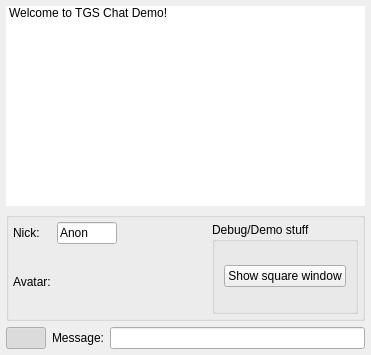
This is src/ui/main.ui in whirm/tgs-pc as Qt 5 draws it before an edit. The edited form follows.
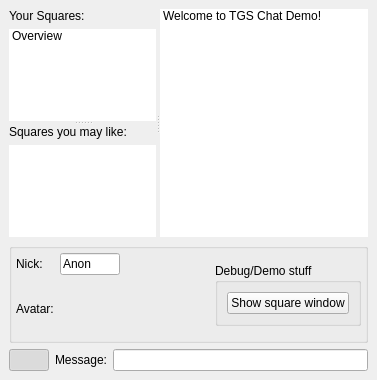
This is the edited form. Icons and pictures are not drawn.

Commit message: Implement basic square lists, now we are receiving subscribed and suggested lists from the network

The edit to the form file:
```diff
--- a/src/ui/main.ui
+++ b/src/ui/main.ui
@@ -6,20 +6,211 @@
    <rect>
     <x>0</x>
     <y>0</y>
-    <width>371</width>
-    <height>355</height>
+    <width>377</width>
+    <height>380</height>
    </rect>
   </property>
   <property name="windowTitle">
    <string>TheGlobalSquare</string>
   </property>
   <widget class="QWidget" name="centralwidget">
+   <layout class="QVBoxLayout" name="verticalLayout_3">
+    <item>
+     <widget class="QSplitter" name="splitter">
+      <property name="orientation">
+       <enum>Qt::Horizontal</enum>
+      </property>
+      <widget class="QWidget" name="verticalLayoutWidget">
    <layout class="QVBoxLayout" name="verticalLayout">
-    <property name="margin">
-     <number>6</number>
-    </property>
+        <property name="spacing">
+         <number>4</number>
+        </property>
+        <property name="sizeConstraint">
+         <enum>QLayout::SetMaximumSize</enum>
+        </property>
     <item>
+         <widget class="QSplitter" name="splitter_2">
+          <property name="orientation">
+           <enum>Qt::Vertical</enum>
+          </property>
+          <widget class="QWidget" name="layoutWidget">
+           <layout class="QVBoxLayout" name="verticalLayout_4">
+            <property name="sizeConstraint">
+             <enum>QLayout::SetMaximumSize</enum>
+            </property>
+            <item>
+             <widget class="QLabel" name="label_4">
+              <property name="sizePolicy">
+               <sizepolicy hsizetype="Maximum" vsizetype="Preferred">
+                <horstretch>0</horstretch>
+                <verstretch>0</verstretch>
+               </sizepolicy>
+              </property>
+              <property name="text">
+               <string>Your Squares:</string>
+              </property>
+             </widget>
+            </item>
+            <item>
+             <widget class="QListWidget" name="squares_list">
+              <property name="sizePolicy">
+               <sizepolicy hsizetype="Maximum" vsizetype="Expanding">
+                <horstretch>0</horstretch>
+                <verstretch>0</verstretch>
+               </sizepolicy>
+              </property>
+              <property name="maximumSize">
+               <size>
+                <width>180</width>
+                <height>16777215</height>
+               </size>
+              </property>
+              <property name="frameShape">
+               <enum>QFrame::NoFrame</enum>
+              </property>
+              <property name="frameShadow">
+               <enum>QFrame::Plain</enum>
+              </property>
+              <property name="horizontalScrollBarPolicy">
+               <enum>Qt::ScrollBarAlwaysOff</enum>
+              </property>
+              <property name="autoScroll">
+               <bool>true</bool>
+              </property>
+              <property name="autoScrollMargin">
+               <number>2</number>
+              </property>
+              <property name="editTriggers">
+               <set>QAbstractItemView::NoEditTriggers</set>
+              </property>
+              <property name="showDropIndicator" stdset="0">
+               <bool>false</bool>
+              </property>
+              <property name="dragDropMode">
+               <enum>QAbstractItemView::DragOnly</enum>
+              </property>
+              <property name="selectionMode">
+               <enum>QAbstractItemView::NoSelection</enum>
+              </property>
+              <property name="verticalScrollMode">
+               <enum>QAbstractItemView::ScrollPerPixel</enum>
+              </property>
+              <property name="horizontalScrollMode">
+               <enum>QAbstractItemView::ScrollPerPixel</enum>
+              </property>
+              <property name="movement">
+               <enum>QListView::Snap</enum>
+              </property>
+              <property name="isWrapping" stdset="0">
+               <bool>false</bool>
+              </property>
+              <property name="spacing">
+               <number>2</number>
+              </property>
+              <property name="wordWrap">
+               <bool>true</bool>
+              </property>
+              <item>
+               <property name="text">
+                <string>Overview</string>
+               </property>
+              </item>
+             </widget>
+            </item>
+           </layout>
+          </widget>
+          <widget class="QWidget" name="layoutWidget_2">
+           <layout class="QVBoxLayout" name="verticalLayout_5">
+            <property name="sizeConstraint">
+             <enum>QLayout::SetMaximumSize</enum>
+            </property>
+            <item>
+             <widget class="QLabel" name="label_5">
+              <property name="sizePolicy">
+               <sizepolicy hsizetype="Maximum" vsizetype="Preferred">
+                <horstretch>0</horstretch>
+                <verstretch>0</verstretch>
+               </sizepolicy>
+              </property>
+              <property name="text">
+               <string>Squares you may like:</string>
+              </property>
+             </widget>
+            </item>
+            <item>
+             <widget class="QListWidget" name="suggested_squares_list">
+              <property name="sizePolicy">
+               <sizepolicy hsizetype="Maximum" vsizetype="Expanding">
+                <horstretch>0</horstretch>
+                <verstretch>0</verstretch>
+               </sizepolicy>
+              </property>
+              <property name="maximumSize">
+               <size>
+                <width>180</width>
+                <height>16777215</height>
+               </size>
+              </property>
+              <property name="frameShape">
+               <enum>QFrame::NoFrame</enum>
+              </property>
+              <property name="frameShadow">
+               <enum>QFrame::Plain</enum>
+              </property>
+              <property name="horizontalScrollBarPolicy">
+               <enum>Qt::ScrollBarAlwaysOff</enum>
+              </property>
+              <property name="autoScroll">
+               <bool>true</bool>
+              </property>
+              <property name="autoScrollMargin">
+               <number>2</number>
+              </property>
+              <property name="editTriggers">
+               <set>QAbstractItemView::NoEditTriggers</set>
+              </property>
+              <property name="showDropIndicator" stdset="0">
+               <bool>false</bool>
+              </property>
+              <property name="dragDropMode">
+               <enum>QAbstractItemView::DragOnly</enum>
+              </property>
+              <property name="selectionMode">
+               <enum>QAbstractItemView::NoSelection</enum>
+              </property>
+              <property name="verticalScrollMode">
+               <enum>QAbstractItemView::ScrollPerPixel</enum>
+              </property>
+              <property name="horizontalScrollMode">
+               <enum>QAbstractItemView::ScrollPerPixel</enum>
+              </property>
+              <property name="movement">
+               <enum>QListView::Snap</enum>
+              </property>
+              <property name="isWrapping" stdset="0">
+               <bool>false</bool>
+              </property>
+              <property name="spacing">
+               <number>2</number>
+              </property>
+              <property name="wordWrap">
+               <bool>true</bool>
+              </property>
+             </widget>
+            </item>
+           </layout>
+          </widget>
+         </widget>
+        </item>
+       </layout>
+      </widget>
      <widget class="QListWidget" name="message_list">
+       <property name="sizePolicy">
+        <sizepolicy hsizetype="Expanding" vsizetype="Expanding">
+         <horstretch>0</horstretch>
+         <verstretch>0</verstretch>
+        </sizepolicy>
+       </property>
       <property name="frameShape">
        <enum>QFrame::NoFrame</enum>
       </property>
@@ -71,9 +262,16 @@
        </property>
       </item>
      </widget>
+     </widget>
     </item>
     <item>
      <widget class="QGroupBox" name="groupBox">
+      <property name="sizePolicy">
+       <sizepolicy hsizetype="MinimumExpanding" vsizetype="Maximum">
+        <horstretch>0</horstretch>
+        <verstretch>0</verstretch>
+       </sizepolicy>
+      </property>
       <property name="minimumSize">
        <size>
         <width>0</width>
@@ -95,6 +293,9 @@
        </property>
        <item>
         <layout class="QGridLayout" name="gridLayout">
+         <property name="sizeConstraint">
+          <enum>QLayout::SetFixedSize</enum>
+         </property>
          <item row="0" column="0">
           <widget class="QLabel" name="label">
            <property name="sizePolicy">
@@ -198,6 +399,12 @@
        </item>
        <item>
         <widget class="QGroupBox" name="groupBox_2">
+         <property name="sizePolicy">
+          <sizepolicy hsizetype="Maximum" vsizetype="Maximum">
+           <horstretch>0</horstretch>
+           <verstretch>0</verstretch>
+          </sizepolicy>
+         </property>
          <property name="title">
           <string>Debug/Demo stuff</string>
          </property>
@@ -217,6 +424,9 @@
     </item>
     <item>
      <layout class="QHBoxLayout" name="horizontalLayout">
+      <property name="sizeConstraint">
+       <enum>QLayout::SetFixedSize</enum>
+      </property>
       <item>
        <widget class="QPushButton" name="settings_btn">
         <property name="sizePolicy">
```
Lines whose indentation alone changed are shown as unchanged. The commit also changes 3 other files.
